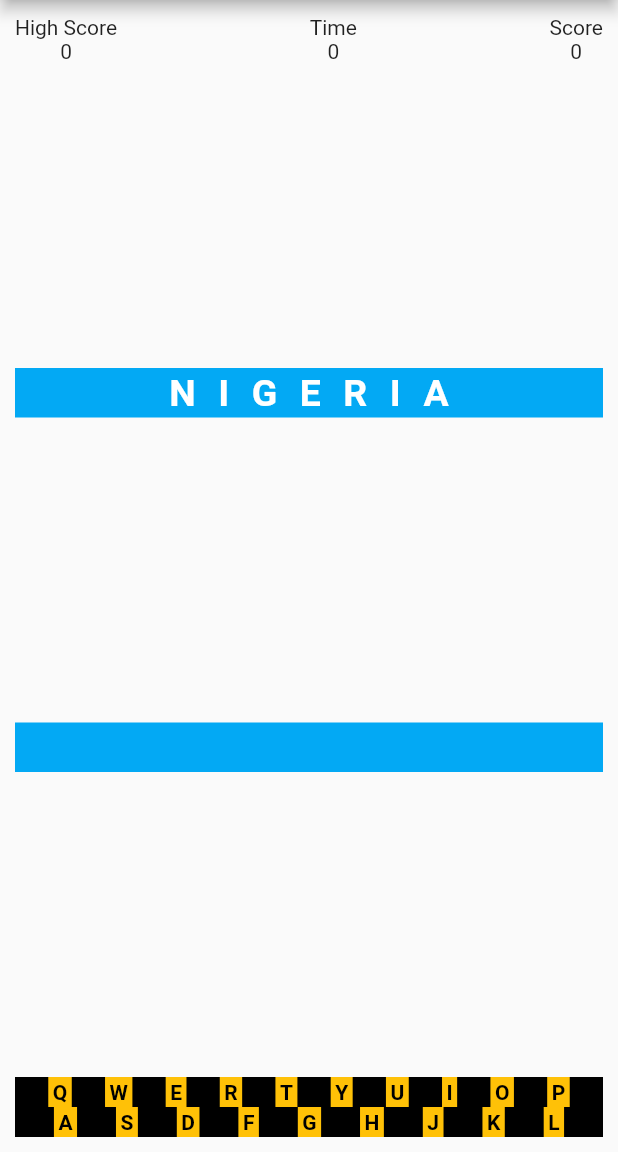
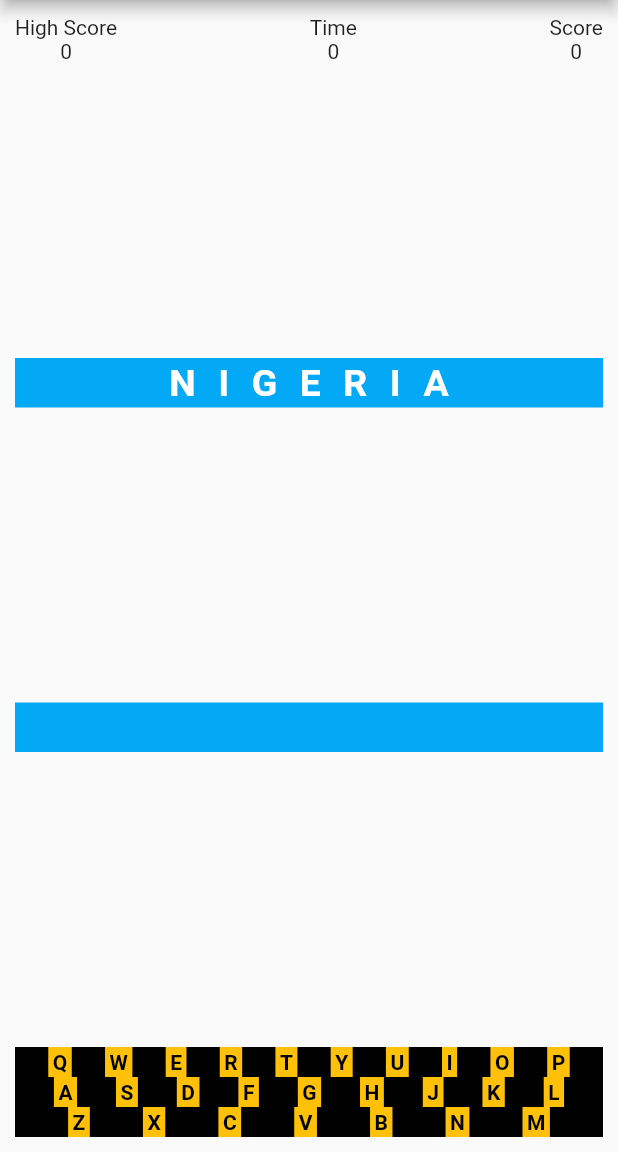
Before and after one commit to Akinyeleib/hangman-flutter, a Flutter app: the screen it shows after launch, on a phone screen of 412 x 824 dp, the part 84-1236 px from its top. Run offline on Flutter 3.47's test engine with Material 2 defaults, Android fonts, the phone set to English and light mode, and no system bars.

Commit message:
Keybord Third row

```diff
--- a/lib/main.dart
+++ b/lib/main.dart
@@ -187,6 +187,54 @@ class _HangManState extends State<HangMan> {
                         ),
                       ],
                     ),
+                    // Third row
+                    Row(
+                      mainAxisAlignment: MainAxisAlignment.spaceEvenly,
+                      children: [
+                        InkWell(
+                          onTap: () {
+                            check("Z");
+                          },
+                          child: KeyLetter("Z"),
+                        ),
+                        InkWell(
+                          onTap: () {
+                            check("X");
+                          },
+                          child: KeyLetter("X"),
+                        ),
+                        InkWell(
+                          onTap: () {
+                            check("C");
+                          },
+                          child: KeyLetter("C"),
+                        ),
+                        InkWell(
+                          onTap: () {
+                            check("V");
+                          },
+                          child: KeyLetter("V"),
+                        ),
+                        InkWell(
+                          onTap: () {
+                            check("B");
+                          },
+                          child: KeyLetter("B"),
+                        ),
+                        InkWell(
+                          onTap: () {
+                            check("N");
+                          },
+                          child: KeyLetter("N"),
+                        ),
+                        InkWell(
+                          onTap: () {
+                            check("M");
+                          },
+                          child: KeyLetter("M"),
+                        ),
+                      ],
+                    ),
                   ],
                 ),
               ),
```
